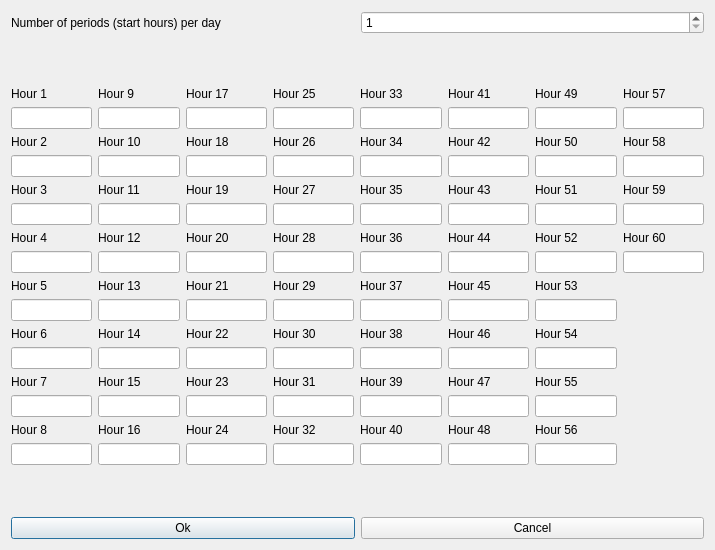
Before: the Qt Designer form src/interface/hoursform_template.ui in janLo/FET, drawn with Qt 5.
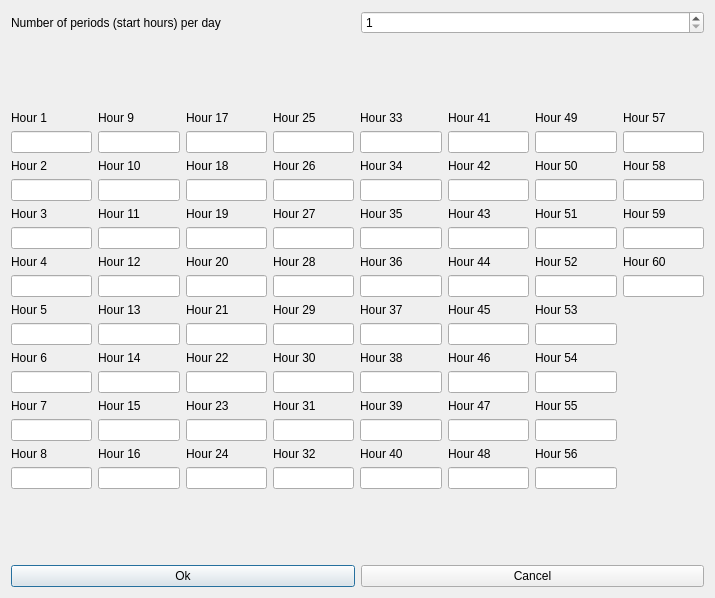
After: the same form once the commit is applied.

The edit to the form file:
```diff
--- a/src/interface/hoursform_template.ui
+++ b/src/interface/hoursform_template.ui
@@ -7,7 +7,7 @@
     <x>0</x>
     <y>0</y>
     <width>715</width>
-    <height>550</height>
+    <height>598</height>
    </rect>
   </property>
   <property name="windowTitle">
```
Left out of the diff: 1065 changed lines with no effect on the pictures.
